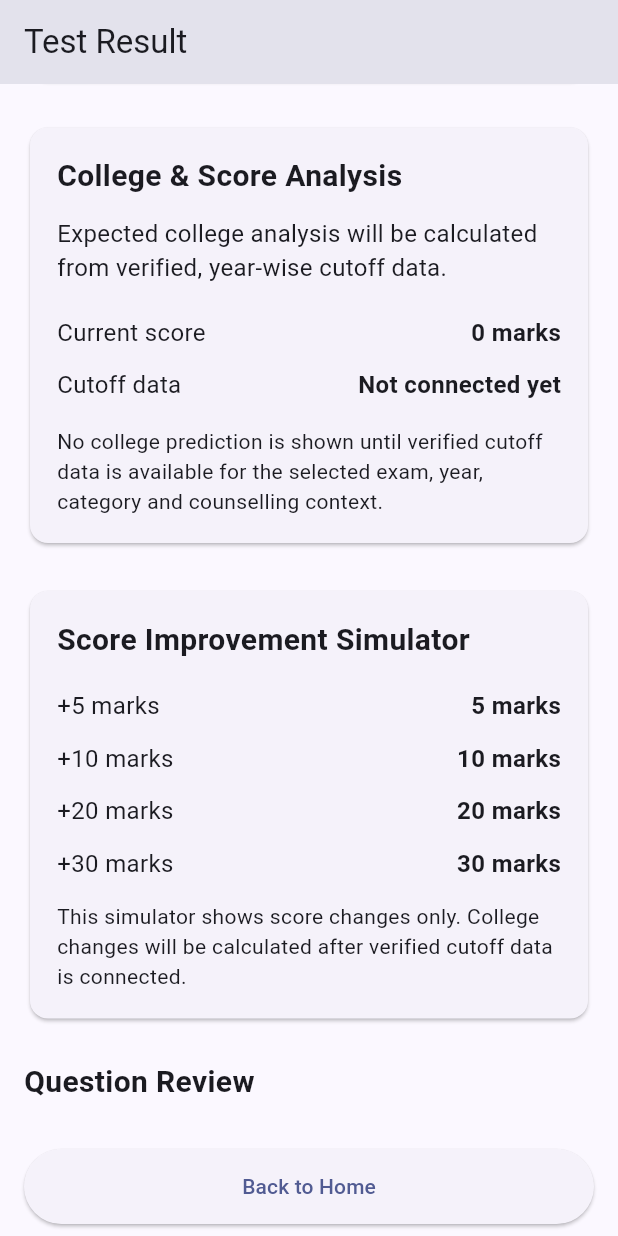
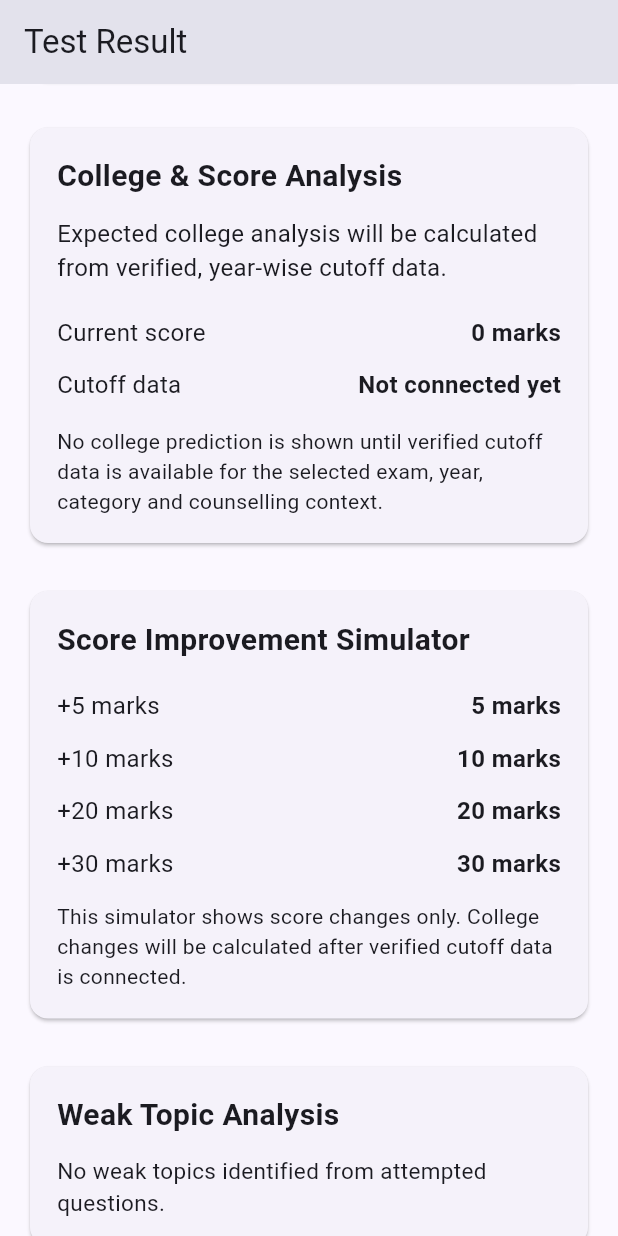
Before and after one commit to shreyansh0259-wq/examforge, a Flutter app: the ResultScreen screen opened directly with empty values, scrolled down 576 dp, on a phone screen of 412 x 824 dp. Run offline on Flutter 3.47's test engine with Material 3 defaults, Android fonts, the phone set to English and light mode, and no system bars; our stand-ins replace sqflite; accounts and stored records are empty.

Commit message:
Add subject and weak topic analysis

```diff
--- /dev/null
+++ b/lib/models/subject_performance.dart
@@ -0,0 +1,16 @@
+class SubjectPerformance {
+  final String subject;
+
+  int attempted = 0;
+  int correct = 0;
+  int incorrect = 0;
+
+  SubjectPerformance({
+    required this.subject,
+  });
+
+  double get accuracy {
+    if (attempted == 0) return 0;
+    return (correct / attempted) * 100;
+  }
+}
--- /dev/null
+++ b/lib/models/topic_performance.dart
@@ -0,0 +1,22 @@
+class TopicPerformance {
+  final String subject;
+  final String chapter;
+  final String topic;
+
+  int attempted = 0;
+  int correct = 0;
+  int incorrect = 0;
+
+  TopicPerformance({
+    required this.subject,
+    required this.chapter,
+    required this.topic,
+  });
+
+  double get accuracy {
+    if (attempted == 0) return 0;
+    return (correct / attempted) * 100;
+  }
+
+  bool get isWeak => attempted > 0 && accuracy < 60;
+}
--- a/lib/result_screen.dart
+++ b/lib/result_screen.dart
@@ -1,5 +1,7 @@
 import 'package:flutter/material.dart';
 import 'models/question.dart';
+import 'models/topic_performance.dart';
+import 'models/subject_performance.dart';
 
 class ResultScreen extends StatelessWidget {
   final List<Question> questions;
@@ -41,6 +43,81 @@ class ResultScreen extends StatelessWidget {
   double get accuracy {
     if (attempted == 0) return 0;
     return (correct / attempted) * 100;
+  }
+
+  List<SubjectPerformance> get subjectPerformances {
+    final map = <String, SubjectPerformance>{};
+
+    for (final entry in selectedAnswers.entries) {
+      final index = entry.key;
+      final selected = entry.value;
+
+      if (index < 0 || index >= questions.length) continue;
+
+      final question = questions[index];
+
+      final performance = map.putIfAbsent(
+        question.subject,
+        () => SubjectPerformance(subject: question.subject),
+      );
+
+      performance.attempted++;
+
+      if (selected == question.correctAnswer) {
+        performance.correct++;
+      } else {
+        performance.incorrect++;
+      }
+    }
+
+    final result = map.values.toList();
+
+    result.sort(
+      (a, b) => a.accuracy.compareTo(b.accuracy),
+    );
+
+    return result;
+  }
+
+  List<TopicPerformance> get topicPerformances {
+    final map = <String, TopicPerformance>{};
+
+    for (final entry in selectedAnswers.entries) {
+      final index = entry.key;
+      final selected = entry.value;
+
+      if (index < 0 || index >= questions.length) continue;
+
+      final question = questions[index];
+
+      final key =
+          '${question.subject}|${question.chapter}|${question.topic}';
+
+      final performance = map.putIfAbsent(
+        key,
+        () => TopicPerformance(
+          subject: question.subject,
+          chapter: question.chapter,
+          topic: question.topic,
+        ),
+      );
+
+      performance.attempted++;
+
+      if (selected == question.correctAnswer) {
+        performance.correct++;
+      } else {
+        performance.incorrect++;
+      }
+    }
+
+    final result = map.values.toList();
+
+    result.sort(
+      (a, b) => a.accuracy.compareTo(b.accuracy),
+    );
+
+    return result;
   }
 
   @override
@@ -85,6 +162,14 @@ class ResultScreen extends StatelessWidget {
           const SizedBox(height: 24),
 
           _scoreSimulator(),
+
+          const SizedBox(height: 24),
+
+          _weakTopicsCard(),
+
+          const SizedBox(height: 24),
+
+          _subjectPerformanceCard(),
 
           const SizedBox(height: 24),
 
@@ -304,6 +389,88 @@ class ResultScreen extends StatelessWidget {
     );
   }
 
+  Widget _subjectPerformanceCard() {
+    return Card(
+      child: Padding(
+        padding: const EdgeInsets.all(18),
+        child: Column(
+          crossAxisAlignment: CrossAxisAlignment.start,
+          children: [
+            const Text(
+              'Subject Performance',
+              style: TextStyle(
+                fontSize: 20,
+                fontWeight: FontWeight.bold,
+              ),
+            ),
+            const SizedBox(height: 12),
+
+            ...subjectPerformances.map(
+              (subject) => ListTile(
+                contentPadding: EdgeInsets.zero,
+                title: Text(subject.subject),
+                subtitle: Text(
+                  'Attempted: ${subject.attempted} • '
+                  'Correct: ${subject.correct} • '
+                  'Incorrect: ${subject.incorrect}',
+                ),
+                trailing: Text(
+                  '${subject.accuracy.toStringAsFixed(1)}%',
+                  style: const TextStyle(
+                    fontWeight: FontWeight.bold,
+                  ),
+                ),
+              ),
+            ),
+          ],
+        ),
+      ),
+    );
+  }
+
+  Widget _weakTopicsCard() {
+    final weakTopics =
+        topicPerformances.where((topic) => topic.isWeak).toList();
+
+    return Card(
+      child: Padding(
+        padding: const EdgeInsets.all(18),
+        child: Column(
+          crossAxisAlignment: CrossAxisAlignment.start,
+          children: [
+            const Text(
+              'Weak Topic Analysis',
+              style: TextStyle(
+                fontSize: 20,
+                fontWeight: FontWeight.bold,
+              ),
+            ),
+            const SizedBox(height: 12),
+
+            if (weakTopics.isEmpty)
+              const Text(
+                'No weak topics identified from attempted questions.',
+                style: TextStyle(fontSize: 15),
+              )
+            else
+              ...weakTopics.map(
+                (topic) => ListTile(
+                  contentPadding: EdgeInsets.zero,
+                  leading: const Icon(Icons.warning_amber_rounded),
+                  title: Text(topic.topic),
+                  subtitle: Text(
+                    '${topic.subject} • ${topic.chapter}\n'
+                    'Accuracy: ${topic.accuracy.toStringAsFixed(1)}% '
+                    '• Correct: ${topic.correct}/${topic.attempted}',
+                  ),
+                ),
+              ),
+          ],
+        ),
+      ),
+    );
+  }
+
   static Widget _analysisRow(
     String label,
     String value,
```
